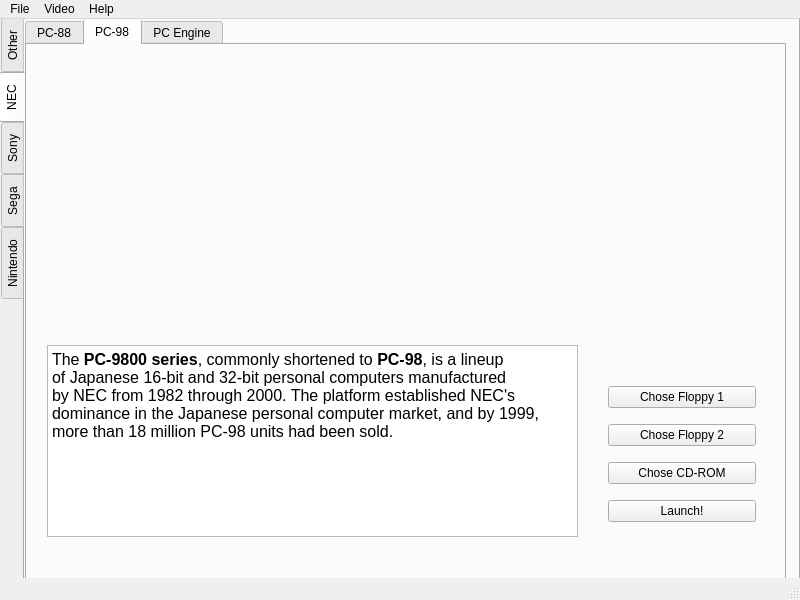
Above: MAME_GUI/mainwindow.ui from Rugaliz/Black_Noah before the change. Below: the same form after it.
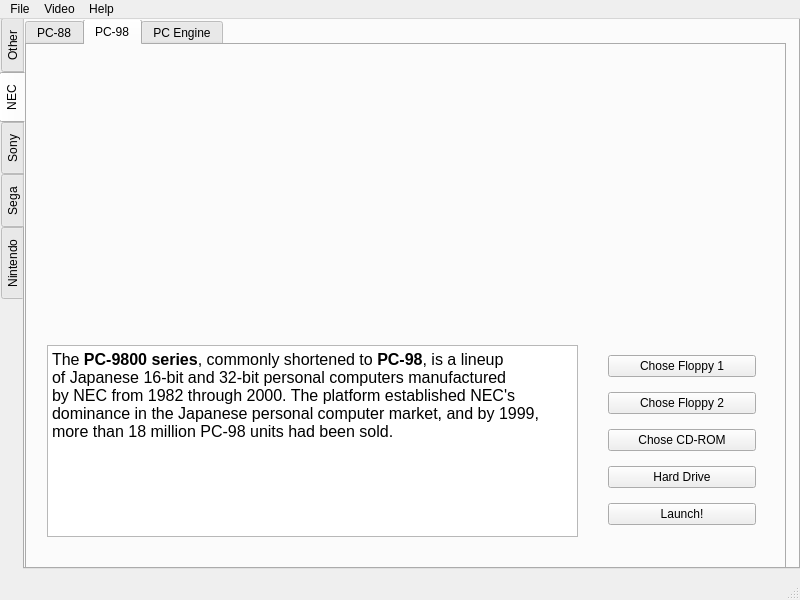
That is the form after the change. The open tabs and pages were chosen to show the change.

```diff
--- a/MAME_GUI/mainwindow.ui
+++ b/MAME_GUI/mainwindow.ui
@@ -26,7 +26,7 @@
       <x>-1</x>
       <y>-1</y>
       <width>801</width>
-      <height>571</height>
+      <height>551</height>
      </rect>
     </property>
     <property name="tabPosition">
@@ -257,9 +257,9 @@
         <property name="geometry">
          <rect>
           <x>570</x>
-          <y>320</y>
+          <y>290</y>
           <width>170</width>
-          <height>181</height>
+          <height>211</height>
          </rect>
         </property>
         <layout class="QVBoxLayout" name="verticalLayout_19">
@@ -284,6 +284,13 @@
            </property>
           </widget>
          </item>
+         <item>
+          <widget class="QPushButton" name="Chose_file_PC98_HDD">
+           <property name="text">
+            <string>Hard Drive</string>
+           </property>
+          </widget>
+         </item>
          <item>
           <widget class="QPushButton" name="Launcher_Button_PC98">
            <property name="text">
```
Left out of the diff: 19 changed lines with no effect on the pictures.
